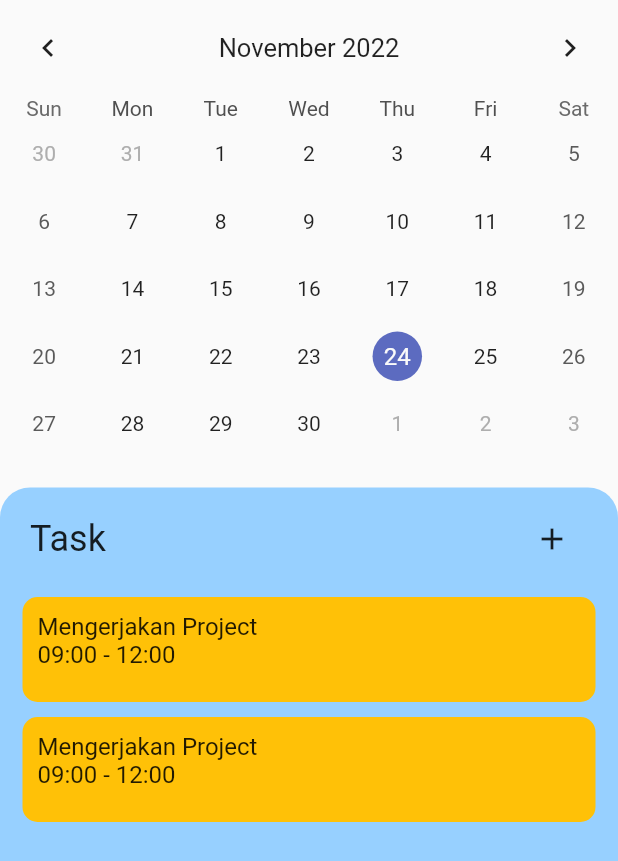
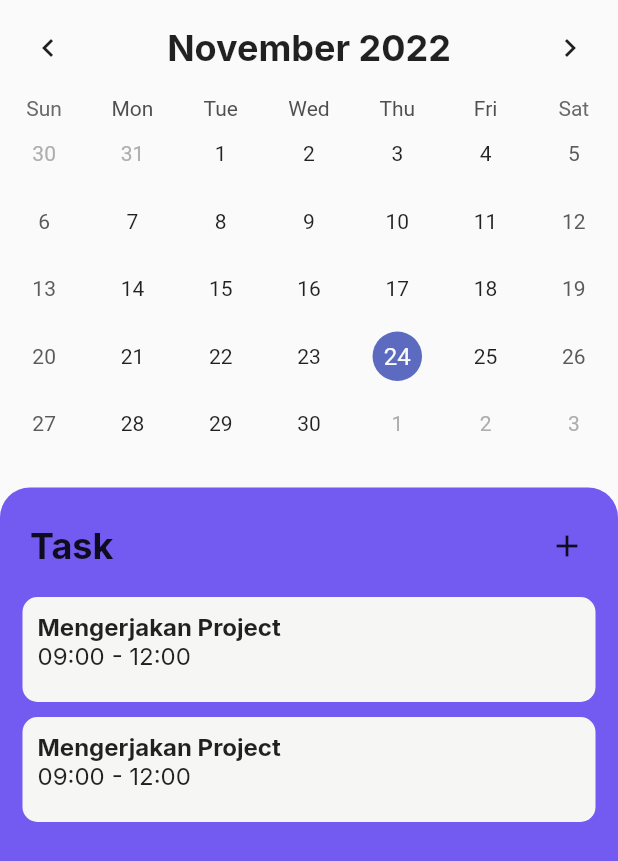
Before and after one commit to maodaaa/do-with-me, a Flutter app: the CalendarPage screen opened directly, on a phone screen of 412 x 824 dp. Shown: the top 861 px of the screen. Run offline on Flutter 3.47's test engine with Material 2 defaults, Android fonts, the phone set to English and light mode, and no system bars; drawn by our look-alikes of table_calendar; our stand-ins replace auto_size_text, firebase_auth, firebase_core, font_awesome_flutter, google_fonts, google_sign_in; accounts and stored records are empty.

Commit message:
update: color n font calendar n profil

```diff
--- a/lib/calendar/calendar.dart
+++ b/lib/calendar/calendar.dart
@@ -1,3 +1,5 @@
+import 'package:do_with_me/style/colors.dart';
+import 'package:do_with_me/style/text_style.dart';
 import 'package:flutter/material.dart';
 import 'package:table_calendar/table_calendar.dart';
 
@@ -13,7 +15,8 @@ class _CalendarPageState extends State<CalendarPage> {
   DateTime firstDay = DateTime.utc(2010, 10, 26);
   DateTime lastDay = DateTime.utc(2030, 3, 14);
 
-  void _onDaySelected(DateTime day, DateTime focusedDay) => setState(() => today = day);
+  void _onDaySelected(DateTime day, DateTime focusedDay) =>
+      setState(() => today = day);
 
   @override
   Widget build(BuildContext context) {
@@ -25,7 +28,11 @@ class _CalendarPageState extends State<CalendarPage> {
               TableCalendar(
                 locale: "en_US",
                 rowHeight: 45,
-                headerStyle: const HeaderStyle(formatButtonVisible: false, titleCentered: true),
+                headerStyle: HeaderStyle(
+                  formatButtonVisible: false,
+                  titleCentered: true,
+                  titleTextStyle: kHeading6,
+                ),
                 firstDay: firstDay,
                 lastDay: lastDay,
                 focusedDay: today,
@@ -43,18 +50,18 @@ class _CalendarPageState extends State<CalendarPage> {
                     topLeft: Radius.circular(20),
                     topRight: Radius.circular(20),
                   ),
-                  color: Color.fromARGB(255, 151, 208, 255),
+                  color: kPurple,
                 ),
                 child: Column(
                   children: [
                     Padding(
-                      padding: const EdgeInsets.symmetric(vertical: 10, horizontal: 20),
+                      padding: const EdgeInsets.fromLTRB(20, 15, 10, 5),
                       child: Row(
                         mainAxisAlignment: MainAxisAlignment.spaceBetween,
                         children: [
-                          const Text(
+                          Text(
                             "Task",
-                            style: TextStyle(fontSize: 24),
+                            style: kHeading6,
                           ),
                           IconButton(
                             onPressed: () {},
@@ -85,19 +92,22 @@ class TaskCard extends StatelessWidget {
       margin: const EdgeInsets.symmetric(vertical: 5),
       width: MediaQuery.of(context).size.width - 30,
       height: 70,
-      decoration: const BoxDecoration(color: Colors.amber, borderRadius: BorderRadius.all(Radius.circular(10))),
+      decoration: const BoxDecoration(
+          color: kSoftGrey,
+          borderRadius: BorderRadius.all(Radius.circular(10))),
       child: Padding(
         padding: const EdgeInsets.all(10),
         child: Column(
           crossAxisAlignment: CrossAxisAlignment.start,
-          children: const [
+          mainAxisAlignment: MainAxisAlignment.start,
+          children: [
             Text(
               "Mengerjakan Project",
-              style: TextStyle(fontSize: 16),
+              style: kSubtitle,
             ),
             Text(
               "09:00 - 12:00",
-              style: TextStyle(fontSize: 16),
+              style: kBodyText,
             ),
           ],
         ),
--- a/lib/main.dart
+++ b/lib/main.dart
@@ -1,3 +1,4 @@
+import 'package:do_with_me/profil/profil.dart';
 import 'package:firebase_core/firebase_core.dart';
 import 'package:flutter/material.dart';
 import 'calendar/calendar.dart';
@@ -22,7 +23,7 @@ class MyApp extends StatelessWidget {
       theme: ThemeData(
         primarySwatch: Colors.purple,
       ),
-      home: const CalendarPage(),
+      home: const ProfilPage(),
     );
   }
 }
```
Also changed, not shown: lib/profil/profil.dart (+52 -12 lines).
